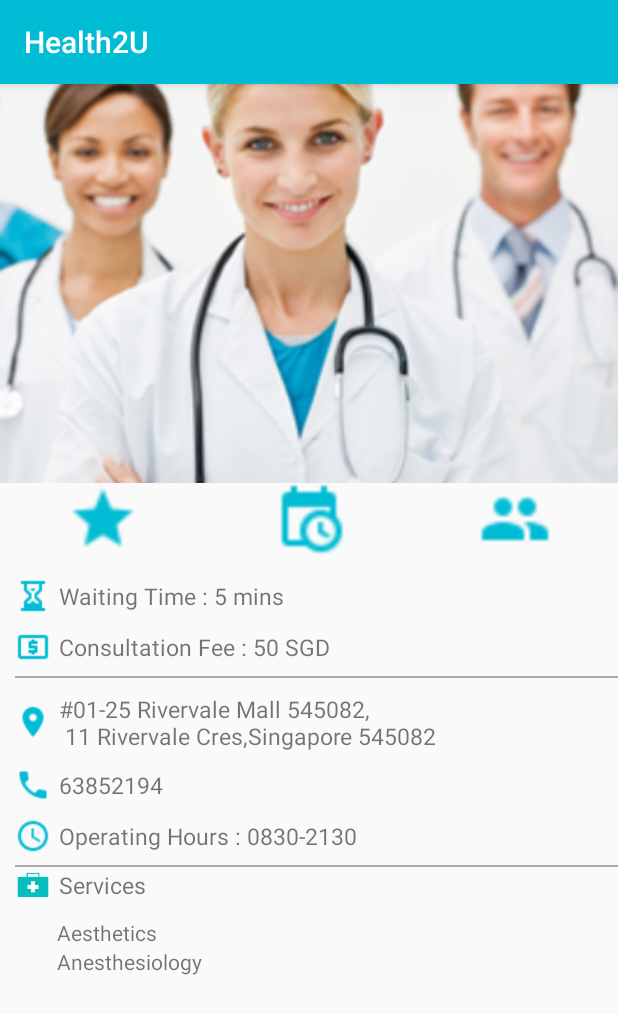
After one commit to singhpriyanshu5/Health2U, an Android app: the ClinicDetail screen opened directly, with no data from a screen before it, on a phone screen of 412 x 824 dp. The commit adds this screen. Shown: the top 1014 px of the screen. Run offline under Robolectric (Android 15) with nearby library versions, the phone set to English and light mode, and no system bars.

Commit message:
Added clinic detail page

```diff
--- /dev/null
+++ b/app/src/main/java/com/example/priyanshu/health2u/ClinicDetail.java
@@ -0,0 +1,13 @@
+package com.example.priyanshu.health2u;
+
+import android.support.v7.app.AppCompatActivity;
+import android.os.Bundle;
+
+public class ClinicDetail extends AppCompatActivity {
+
+    @Override
+    protected void onCreate(Bundle savedInstanceState) {
+        super.onCreate(savedInstanceState);
+        setContentView(R.layout.activity_clinic_detail);
+    }
+}
--- /dev/null
+++ b/app/src/main/res/layout/activity_clinic_detail.xml
@@ -0,0 +1,242 @@
+<?xml version="1.0" encoding="utf-8"?>
+<ScrollView xmlns:android="http://schemas.android.com/apk/res/android"
+    xmlns:tools="http://schemas.android.com/tools"
+    android:layout_width="match_parent"
+    android:layout_height="match_parent"
+    tools:context="com.example.priyanshu.health2u.ClinicDetail"
+    >
+<LinearLayout
+    android:layout_width="match_parent"
+    android:layout_height="match_parent"
+    android:orientation="vertical">
+
+    <ImageView
+        android:layout_width="match_parent"
+        android:layout_height="0dp"
+        android:layout_weight="4"
+        android:src="@drawable/doctor1"
+        android:scaleType="centerCrop"/>
+    <LinearLayout
+        android:layout_width="match_parent"
+        android:layout_height="0dp"
+        android:layout_weight="2"
+        android:orientation="horizontal"
+        android:layout_marginBottom="15dp"
+        >
+        <LinearLayout
+            android:layout_width="0dp"
+            android:layout_weight="1"
+            android:layout_height="wrap_content"
+            android:orientation="horizontal"
+            android:gravity="center"
+            >
+        <Button
+            android:layout_width="48dp"
+            android:layout_height="48dp"
+            android:background="@drawable/star"
+
+            />
+        </LinearLayout>
+        <LinearLayout
+            android:layout_width="0dp"
+            android:layout_weight="1"
+            android:layout_height="wrap_content"
+            android:gravity="center"
+            >
+        <Button
+            android:layout_width="48dp"
+            android:layout_height="48dp"
+            android:background="@drawable/booking"
+            android:layout_gravity="center_horizontal"/>
+        </LinearLayout>
+        <LinearLayout
+            android:layout_width="0dp"
+            android:layout_weight="1"
+            android:layout_height="wrap_content"
+            android:gravity="center"
+            >
+        <Button
+            android:layout_width="48dp"
+            android:layout_height="48dp"
+            android:background="@drawable/queue"
+            android:layout_gravity="center_vertical"/>
+        </LinearLayout>
+
+
+    </LinearLayout>
+    <LinearLayout
+        android:layout_width="match_parent"
+        android:layout_height="0dp"
+        android:layout_weight="2"
+        android:orientation="vertical"
+        android:layout_marginLeft="10dp"
+        android:layout_marginBottom="10dp">
+        <LinearLayout
+            android:orientation="horizontal"
+            android:layout_width="match_parent"
+            android:layout_height="0dp"
+            android:layout_weight="1"
+            android:layout_marginBottom="10dp">
+        <ImageView
+            android:layout_width="wrap_content"
+            android:layout_height="wrap_content"
+            android:src="@drawable/waiting"
+            android:layout_marginRight="5dp"
+            android:layout_gravity="center_vertical"
+            />
+        <TextView
+            android:layout_width="match_parent"
+            android:layout_height="wrap_content"
+            android:text="Waiting Time : 5 mins "
+            android:textSize="15sp"
+            android:layout_gravity="center_vertical"/>
+        </LinearLayout>
+        <LinearLayout
+            android:orientation="horizontal"
+            android:layout_width="match_parent"
+            android:layout_height="0dp"
+            android:layout_weight="1"
+            >
+            <ImageView
+                android:layout_width="wrap_content"
+                android:layout_height="wrap_content"
+                android:src="@drawable/fees"
+                android:layout_marginRight="5dp"
+                android:layout_gravity="center_vertical"
+                />
+            <TextView
+                android:layout_width="match_parent"
+                android:layout_height="wrap_content"
+                android:text="Consultation Fee : 50 SGD "
+                android:textSize="15sp"
+                android:layout_gravity="center_vertical"/>
+        </LinearLayout>
+        <View
+            android:layout_width="match_parent"
+            android:layout_height="1dp"
+            android:background="@android:color/darker_gray"
+            android:layout_marginTop="7dp"/>
+
+    </LinearLayout>
+
+    <LinearLayout
+        android:layout_width="match_parent"
+        android:layout_height="0dp"
+        android:layout_weight="2"
+        android:orientation="vertical"
+        android:layout_marginLeft="10dp">
+
+    <LinearLayout
+            android:orientation="horizontal"
+            android:layout_width="match_parent"
+            android:layout_height="0dp"
+            android:layout_weight="1"
+        android:layout_marginBottom="10dp">
+            <ImageView
+                android:layout_width="wrap_content"
+                android:layout_height="wrap_content"
+                android:src="@drawable/address"
+                android:layout_marginRight="5dp"
+                android:layout_gravity="center_vertical"
+                />
+            <TextView
+                android:layout_width="match_parent"
+                android:layout_height="wrap_content"
+                android:text="#01-25 Rivervale Mall 545082,\n 11 Rivervale Cres,Singapore 545082"
+                android:textSize="15sp"
+                android:layout_gravity="center_vertical"/>
+        </LinearLayout>
+        <LinearLayout
+            android:orientation="horizontal"
+            android:layout_width="match_parent"
+            android:layout_height="0dp"
+            android:layout_weight="1"
+            android:layout_marginBottom="10dp">
+            <ImageView
+                android:layout_width="wrap_content"
+                android:layout_height="wrap_content"
+                android:src="@drawable/phone"
+                android:layout_marginRight="5dp"
+                android:layout_gravity="center_vertical"
+                />
+            <TextView
+                android:layout_width="match_parent"
+                android:layout_height="wrap_content"
+                android:text="63852194"
+                android:textSize="15sp"
+                android:layout_gravity="center_vertical"/>
+        </LinearLayout>
+
+        <LinearLayout
+            android:orientation="horizontal"
+            android:layout_width="match_parent"
+            android:layout_height="0dp"
+            android:layout_weight="1">
+            <ImageView
+                android:layout_width="wrap_content"
+                android:layout_height="wrap_content"
+                android:src="@drawable/clock"
+                android:layout_marginRight="5dp"
+                android:layout_gravity="center_vertical"
+                />
+            <TextView
+                android:layout_width="match_parent"
+                android:layout_height="wrap_content"
+                android:text="Operating Hours : 0830-2130 "
+                android:textSize="15sp"
+                android:layout_gravity="center_vertical"/>
+        </LinearLayout>
+
+        <View
+            android:layout_width="match_parent"
+            android:layout_height="1dp"
+            android:background="@android:color/darker_gray"
+            android:layout_marginTop="7dp"/>
+
+    </LinearLayout>
+
+    <LinearLayout
+        android:layout_width="match_parent"
+        android:layout_height="0dp"
+        android:layout_weight="2"
+        android:orientation="vertical"
+        android:layout_marginLeft="10dp">
+
+        <LinearLayout
+            android:orientation="horizontal"
+            android:layout_width="match_parent"
+            android:layout_height="0dp"
+            android:layout_weight="1"
+            android:layout_marginBottom="10dp">
+            <ImageView
+                android:layout_width="24dp"
+                android:layout_height="24dp"
+                android:src="@drawable/health_services"
+                android:layout_marginRight="5dp"
+                android:layout_gravity="center_vertical"
+                />
+            <TextView
+                android:layout_width="match_parent"
+                android:layout_height="wrap_content"
+                android:text="Services"
+                android:textSize="15sp"
+                android:layout_gravity="center_vertical"/>
+        </LinearLayout>
+        <TextView
+            android:layout_width="wrap_content"
+            android:layout_height="wrap_content"
+            android:text="Aesthetics"
+            android:layout_marginLeft="28dp"/>
+        <TextView
+            android:layout_width="wrap_content"
+            android:layout_height="wrap_content"
+            android:text="Anesthesiology"
+            android:layout_marginLeft="28dp"/>
+
+
+
+    </LinearLayout>
+
+
+</LinearLayout>
+</ScrollView>
--- a/app/src/main/res/values/colors.xml
+++ b/app/src/main/res/values/colors.xml
@@ -1,6 +1,6 @@
 <?xml version="1.0" encoding="utf-8"?>
 <resources>
-    <color name="colorPrimary">#3F51B5</color>
-    <color name="colorPrimaryDark">#303F9F</color>
-    <color name="colorAccent">#FF4081</color>
+    <color name="colorPrimary">#00BCD4</color>
+    <color name="colorPrimaryDark">#0097A7</color>
+    <color name="colorAccent">#03A9F4</color>
 </resources>
```
Also changed, not shown: app/src/main/AndroidManifest.xml (+13 -10 lines), app/src/main/java/com/example/priyanshu/health2u/DrawerActivity.java (+40 -3 lines), app/src/main/java/com/example/priyanshu/health2u/TextFragment.java (added, +43 -0 lines), app/src/main/res/layout/activity_drawer.xml (+28 -2 lines), app/src/main/res/layout/fragment_text.xml (added, +62 -0 lines), app/src/main/res/drawable/address.png (added), app/src/main/res/drawable/booking.png (added), app/src/main/res/drawable/clock.png (added), app/src/main/res/drawable/doctor1.png (added), app/src/main/res/drawable/fees.png (added), app/src/main/res/drawable/health_services.png (added), app/src/main/res/drawable/phone.png (added), app/src/main/res/drawable/queue.png (added), app/src/main/res/drawable/star.png (added), 1 more files.
